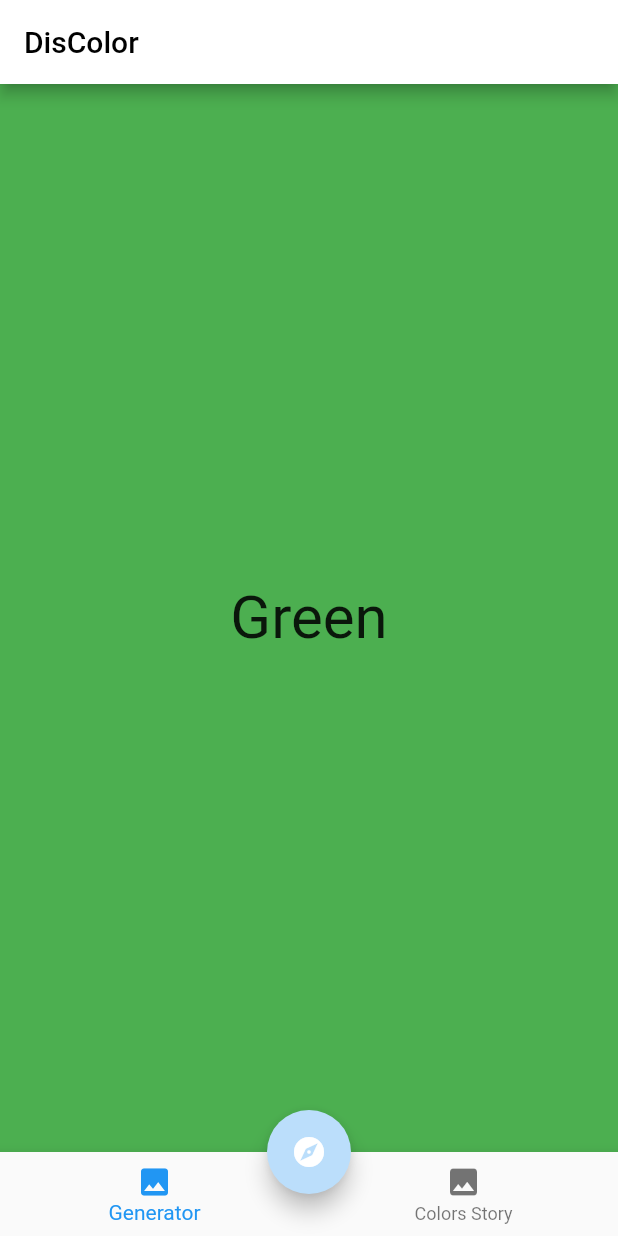
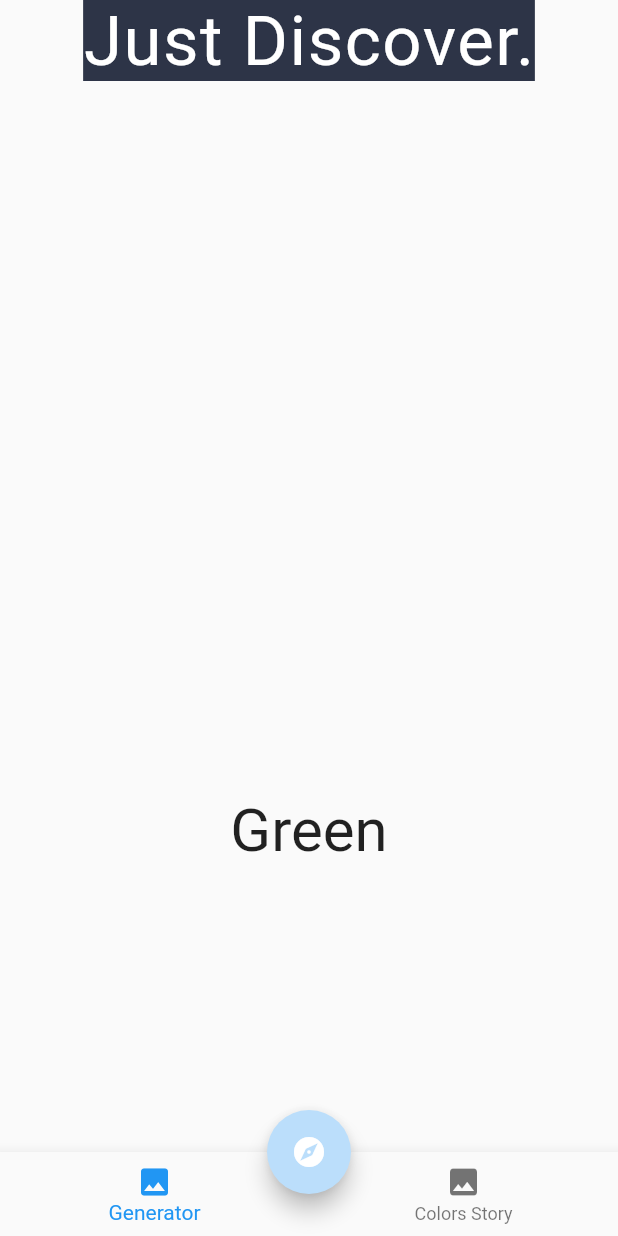
Before and after one commit to DanDeGrasse/DisColor, a Flutter app: the screen it shows after launch, on a phone screen of 412 x 824 dp. Run offline on Flutter 3.47's test engine with Material 2 defaults, Android fonts, the phone set to English and light mode, and no system bars.

Commit message:
Commit 0.2
Visual changes (if you want see it, go dowload the APP ;D)

```diff
--- a/lib/main.dart
+++ b/lib/main.dart
@@ -181,7 +181,19 @@ class Colore extends State<App> {
     Widget selectedCol(BuildContext context, int index) {
       switch (index) {
         case 0:
-          return AnimatedContainer(
+          return Column(children: <Widget>[
+            Container(
+              color: Color(0xFF2d3447),
+              child: Text(
+                'Just Discover.',
+                style: TextStyle(
+                    color: Colors.white, fontSize: 46.0, letterSpacing: 1.0),
+              ),
+            ),
+            AnimatedContainer(
+              decoration: BoxDecoration(
+                borderRadius: BorderRadius.circular(16.0),
+              ),
               width: 1000,
               height: 1000,
               duration: Duration(seconds: 1),
@@ -189,7 +201,8 @@ class Colore extends State<App> {
               child: Center(
                 child: Text(coloreTesto, style: TextStyle(fontSize: 40.0)),
               ),
-          );
+            ),
+          ]);
         case 1:
           return ListView(children: <Widget>[
             Container(
@@ -234,6 +247,42 @@ class Colore extends State<App> {
               width: 100,
             ),
             Text('The Brown Color'),
+            Container(
+              color: Colors.brown,
+              height: 200,
+              width: 100,
+            ),
+            Text('The Black Color'),
+            Container(
+              color: Colors.brown,
+              height: 200,
+              width: 100,
+            ),
+            Text('The Black Color'),
+            Container(
+              color: Colors.brown,
+              height: 200,
+              width: 100,
+            ),
+            Text('The Black Color'),
+            Container(
+              color: Colors.brown,
+              height: 200,
+              width: 100,
+            ),
+            Text('The Black Color'),
+            Container(
+              color: Colors.brown,
+              height: 200,
+              width: 100,
+            ),
+            Text('The Black Color'),
+            Container(
+              color: Colors.brown,
+              height: 200,
+              width: 100,
+            ),
+            Text('The Black Color'),
           ]);
       }
       return null;
@@ -241,13 +290,6 @@ class Colore extends State<App> {
 
     return MaterialApp(
       home: Scaffold(
-        appBar: AppBar(
-          backgroundColor: Colors.white,
-          title: Text(
-            'DisColor',
-            style: TextStyle(color: Colors.black),
-          ),
-        ),
         floatingActionButtonLocation: FloatingActionButtonLocation.centerDocked,
         floatingActionButton: FloatingActionButton(
           child: Icon(Icons.explore),
```
Lines whose indentation alone changed are shown as unchanged.
